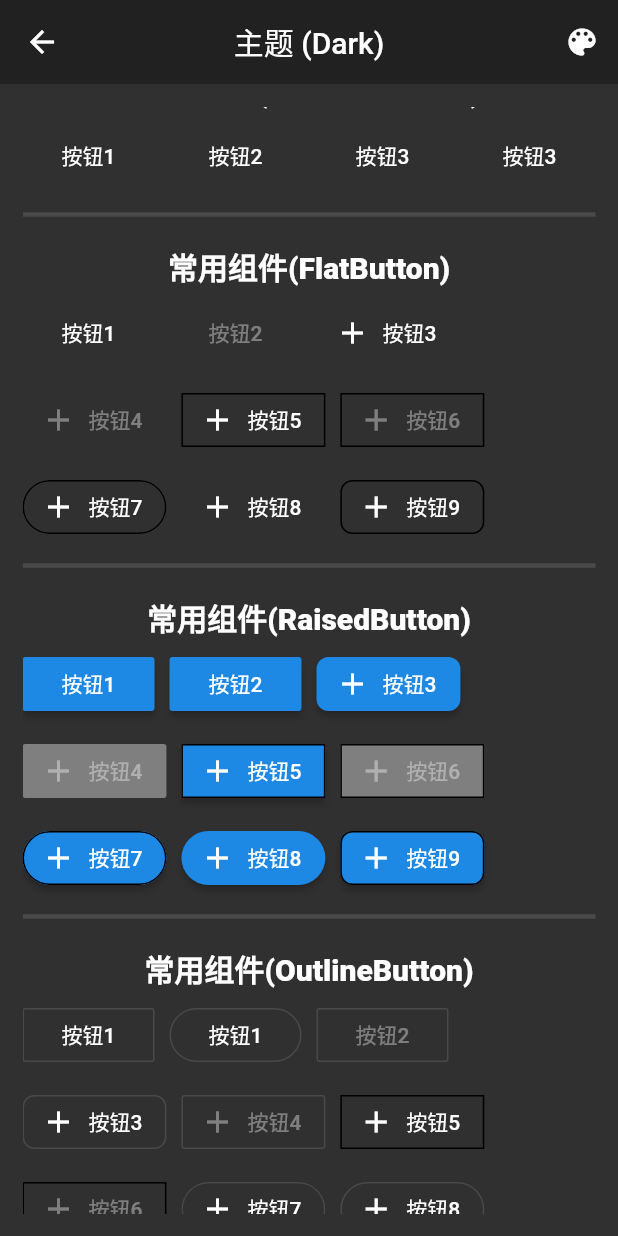
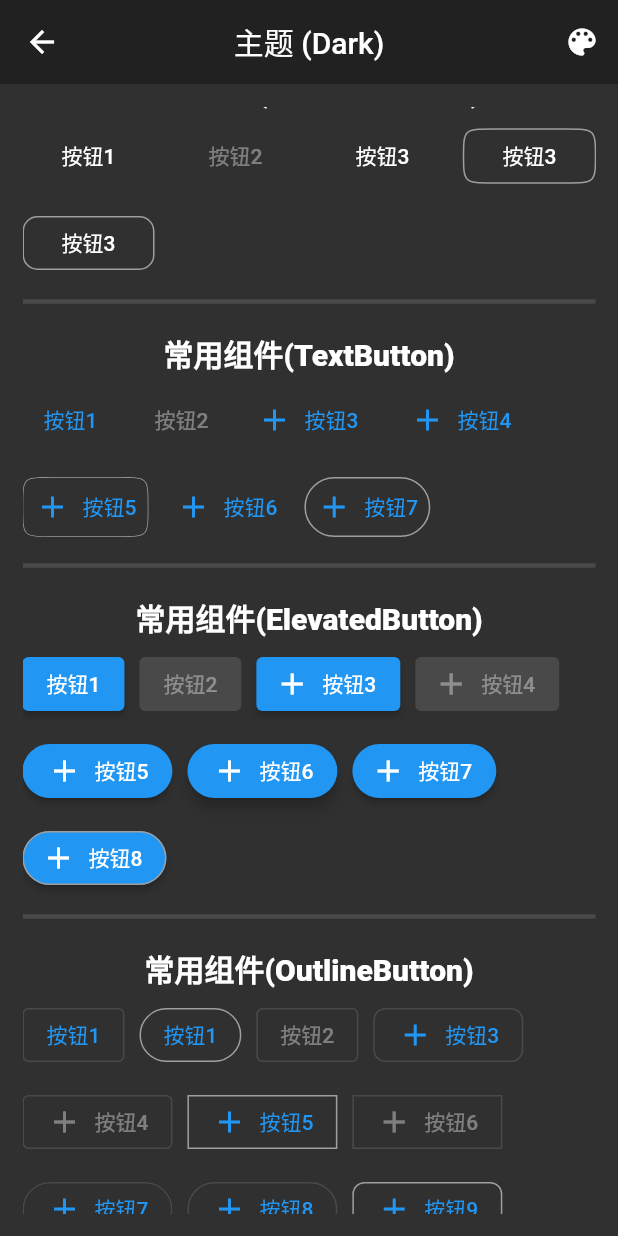
Before and after one commit to CanYouCN/canyou_flutter_demo, a Flutter app: the ThemeDemoDarkPage screen opened directly, scrolled down 3456 dp, on a phone screen of 412 x 824 dp. Run offline on Flutter 3.47's test engine with Material 2 defaults, Android fonts, the phone set to English and light mode, and no system bars.

Commit message:
flutter默认按钮样式调整(替换过期按钮组件)

```diff
--- a/lib/theme_demo/theme_widgets_body.dart
+++ b/lib/theme_demo/theme_widgets_body.dart
@@ -7,6 +7,20 @@ class WidgetsBody extends StatefulWidget {
 
 class _WidgetsBodyState extends State<WidgetsBody> {
   List<bool> isSelected = <bool>[false, false, false];
+
+  final ButtonStyle flatButtonStyle = TextButton.styleFrom(
+    minimumSize: const Size(88, 36),
+    padding: const EdgeInsets.symmetric(horizontal: 16.0),
+    // BeveledRectangleBorder 顶端斜角
+    // BoxBorder
+    // CircleBorder 圆形
+    // InputBorder
+    // RoundedRectangleBorder 顶端圆角
+    // StadiumBorder 体育场型
+    shape: const RoundedRectangleBorder(
+      borderRadius: BorderRadius.all(Radius.circular(10.0)),
+    ),
+  );
 
   @override
   Widget build(BuildContext context) {
@@ -122,18 +136,26 @@ class _WidgetsBodyState extends State<WidgetsBody> {
             runSpacing: 10.0,
             children: <Widget>[
               MaterialButton(child: const Text('按钮1'), onPressed: () {}),
-              MaterialButton(child: const Text('按钮2'), onPressed: () {}),
+              const MaterialButton(child: Text('按钮2'), onPressed: null),
               MaterialButton(
                 shape: const StadiumBorder(),
                 child: const Text('按钮3'),
                 onPressed: () {},
               ),
               MaterialButton(
+                shape: ContinuousRectangleBorder(
+                  side: const BorderSide(color: Colors.grey),
+                  borderRadius: BorderRadius.circular(20),
+                ),
+                child: const Text('按钮3'),
+                onPressed: () {},
+              ),
+              MaterialButton(
                 shape: const RoundedRectangleBorder(
                   borderRadius: BorderRadius.all(
-                    Radius.circular(0.0),
+                    Radius.circular(10),
                   ),
-                  // side: BorderSide(),
+                  side: BorderSide(color: Colors.grey),
                 ),
                 child: const Text('按钮3'),
                 onPressed: () {},
@@ -145,7 +167,7 @@ class _WidgetsBodyState extends State<WidgetsBody> {
             height: 40.0,
             alignment: Alignment.center,
             child: const Text(
-              '常用组件(FlatButton)',
+              '常用组件(TextButton)',
               style: TextStyle(
                 fontSize: 20.0,
                 fontWeight: FontWeight.w800,
@@ -156,58 +178,79 @@ class _WidgetsBodyState extends State<WidgetsBody> {
             spacing: 10.0,
             runSpacing: 10.0,
             children: <Widget>[
-              FlatButton(child: const Text('按钮1'), onPressed: () {}),
-              const FlatButton(child: Text('按钮2'), onPressed: null),
-              FlatButton.icon(
+              TextButton(child: const Text('按钮1'), onPressed: () {}),
+              const TextButton(child: Text('按钮2'), onPressed: null),
+              TextButton.icon(
                 icon: const Icon(Icons.add),
                 label: const Text('按钮3'),
+                style: TextButton.styleFrom(shape: const StadiumBorder()),
                 onPressed: () {},
               ),
-              FlatButton.icon(
+              TextButton.icon(
                 icon: const Icon(Icons.add),
                 label: const Text('按钮4'),
-                onPressed: null,
+                style: flatButtonStyle,
+                onPressed: () {},
               ),
-              FlatButton.icon(
+              TextButton.icon(
                 icon: const Icon(Icons.add),
                 label: const Text('按钮5'),
-                shape: Border.all(width: 1.0),
-                onPressed: () {},
+                style: TextButton.styleFrom(
+                  shape: ContinuousRectangleBorder(
+                    side: const BorderSide(color: Colors.grey),
+                    borderRadius: BorderRadius.circular(20),
                   ),
-              FlatButton.icon(
-                icon: const Icon(Icons.add),
-                label: const Text('按钮6'),
-                shape: Border.all(width: 1.0),
-                onPressed: null,
                 ),
-              FlatButton.icon(
-                icon: const Icon(Icons.add),
-                label: const Text('按钮7'),
-                shape: const StadiumBorder(side: BorderSide()),
                 // 抗锯齿
                 clipBehavior: Clip.antiAlias,
                 onPressed: () {},
               ),
-              FlatButton.icon(
+              TextButton.icon(
                 icon: const Icon(Icons.add),
-                label: const Text('按钮8'),
-                shape: const StadiumBorder(),
-                // BeveledRectangleBorder 顶端斜角
-                // BoxBorder
-                // CircleBorder 圆形
-                // InputBorder
-                // RoundedRectangleBorder 顶端圆角
-                // StadiumBorder 体育场型
+                label: const Text('按钮6'),
+                style: TextButton.styleFrom(
+                  shape: const RoundedRectangleBorder(
+                    borderRadius: BorderRadius.all(
+                      Radius.circular(10),
+                    ),
+                  ),
+                ),
+                // 抗锯齿
+                clipBehavior: Clip.hardEdge,
                 onPressed: () {},
               ),
-              FlatButton.icon(
+              TextButton.icon(
                 icon: const Icon(Icons.add),
-                label: const Text('按钮9'),
-                shape: const RoundedRectangleBorder(
+                label: const Text('按钮7'),
+                style: TextButton.styleFrom().copyWith(
+                  // 根据状态改变按钮形状, 同理:其他属性也可以进行更改
+                  shape: MaterialStateProperty.resolveWith<OutlinedBorder>(
+                      (Set<MaterialState> states) {
+                    if (states.contains(MaterialState.focused))
+                      return const RoundedRectangleBorder(
                         borderRadius: BorderRadius.all(
-                    Radius.circular(8.0),
+                          Radius.circular(10),
                         ),
-                  side: BorderSide(),
+                        side: BorderSide(color: Colors.red),
+                      );
+                    if (states.contains(MaterialState.hovered))
+                      return const RoundedRectangleBorder(
+                        borderRadius: BorderRadius.all(
+                          Radius.circular(10),
+                        ),
+                        side: BorderSide(color: Colors.green),
+                      );
+                    if (states.contains(MaterialState.pressed))
+                      return const RoundedRectangleBorder(
+                        borderRadius: BorderRadius.all(
+                          Radius.circular(10),
+                        ),
+                        side: BorderSide(color: Colors.blue),
+                      );
+                    return const StadiumBorder(
+                      side: BorderSide(color: Colors.grey),
+                    );
+                  }),
                 ),
                 onPressed: () {},
               ),
@@ -218,7 +261,7 @@ class _WidgetsBodyState extends State<WidgetsBody> {
             height: 40.0,
             alignment: Alignment.center,
             child: const Text(
-              '常用组件(RaisedButton)',
+              '常用组件(ElevatedButton)',
               style: TextStyle(
                 fontSize: 20.0,
                 fontWeight: FontWeight.w800,
@@ -229,64 +272,80 @@ class _WidgetsBodyState extends State<WidgetsBody> {
             spacing: 10.0,
             runSpacing: 10.0,
             children: <Widget>[
-              RaisedButton(child: const Text('按钮1'), onPressed: () {}),
-              RaisedButton(child: const Text('按钮2'), onPressed: () {}),
-              RaisedButton.icon(
+              ElevatedButton(child: const Text('按钮1'), onPressed: () {}),
+              const ElevatedButton(child: Text('按钮2'), onPressed: null),
+              ElevatedButton.icon(
                 icon: const Icon(Icons.add),
                 label: const Text('按钮3'),
-                shape: const RoundedRectangleBorder(
-                  borderRadius: BorderRadius.all(
-                    Radius.circular(8.0),
-                  ),
-                ),
+                style: ElevatedButton.styleFrom(onSurface: Colors.red),
                 onPressed: () {},
               ),
-              RaisedButton.icon(
+              ElevatedButton.icon(
                 icon: const Icon(Icons.add),
                 label: const Text('按钮4'),
                 onPressed: null,
               ),
-              RaisedButton.icon(
+              ElevatedButton.icon(
                 icon: const Icon(Icons.add),
                 label: const Text('按钮5'),
-                shape: Border.all(width: 1.0),
+                style: ElevatedButton.styleFrom(
+                  minimumSize: const Size(88, 36),
+                  padding: const EdgeInsets.symmetric(horizontal: 16.0),
+                  shape: const StadiumBorder(),
+                ),
                 onPressed: () {},
               ),
-              RaisedButton.icon(
+              ElevatedButton.icon(
                 icon: const Icon(Icons.add),
                 label: const Text('按钮6'),
-                shape: Border.all(width: 1.0),
-                onPressed: null,
+                style: ElevatedButton.styleFrom(
+                  minimumSize: const Size(88, 36),
+                  padding: const EdgeInsets.symmetric(horizontal: 16.0),
+                  shape: const StadiumBorder(),
                 ),
-              RaisedButton.icon(
+                autofocus: true,
+                onPressed: () {},
+              ),
+              ElevatedButton.icon(
                 icon: const Icon(Icons.add),
                 label: const Text('按钮7'),
-                shape: const StadiumBorder(side: BorderSide()),
-                // 抗锯齿
-                clipBehavior: Clip.antiAlias,
+                style: ElevatedButton.styleFrom(shape: const StadiumBorder()),
                 onPressed: () {},
               ),
-              RaisedButton.icon(
+              ElevatedButton.icon(
                 icon: const Icon(Icons.add),
                 label: const Text('按钮8'),
-                shape: const StadiumBorder(),
-                // BeveledRectangleBorder 顶端斜角
-                // BoxBorder
-                // CircleBorder 圆形
-                // InputBorder
-                // RoundedRectangleBorder 顶端圆角
-                // StadiumBorder 体育场型
-                onPressed: () {},
+                style: ElevatedButton.styleFrom().copyWith(
+                  // 根据状态改变按钮形状, 同理:其他属性也可以进行更改
+                  shape: MaterialStateProperty.resolveWith<OutlinedBorder>(
+                      (Set<MaterialState> states) {
+                    if (states.contains(MaterialState.focused))
+                      return const RoundedRectangleBorder(
+                        borderRadius: BorderRadius.all(
+                          Radius.circular(5),
                         ),
-              RaisedButton.icon(
-                icon: const Icon(Icons.add),
-                label: const Text('按钮9'),
-                shape: const RoundedRectangleBorder(
+                        side: BorderSide(color: Colors.red),
+                      );
+                    if (states.contains(MaterialState.hovered))
+                      return const RoundedRectangleBorder(
                         borderRadius: BorderRadius.all(
-                    Radius.circular(8.0),
+                          Radius.circular(5),
                         ),
-                  side: BorderSide(),
+                        side: BorderSide(color: Colors.green),
+                      );
+                    if (states.contains(MaterialState.pressed))
+                      return const RoundedRectangleBorder(
+                        borderRadius: BorderRadius.all(
+                          Radius.circular(5),
                         ),
+                        side: BorderSide(color: Colors.blue),
+                      );
+                    return const StadiumBorder(
+                      side: BorderSide(color: Colors.grey),
+                    );
+                  }),
+                ),
+                autofocus: true,
                 onPressed: () {},
               ),
             ],
@@ -307,52 +366,93 @@ class _WidgetsBodyState extends State<WidgetsBody> {
             spacing: 10.0,
             runSpacing: 10.0,
             children: <Widget>[
-              OutlineButton(child: const Text('按钮1'), onPressed: () {}),
-              OutlineButton(
+              OutlinedButton(child: const Text('按钮1'), onPressed: () {}),
+              OutlinedButton(
+                style: OutlinedButton.styleFrom(
                   shape: const StadiumBorder(),
+                ).copyWith(
+                  side: MaterialStateProperty.resolveWith<BorderSide>(
+                    (Set<MaterialState> states) {
+                      if (states.contains(MaterialState.pressed))
+                        return BorderSide(
+                          color: Theme.of(context).colorScheme.primary,
+                          width: 1,
+                        );
+                      return const BorderSide(color: Colors.grey);
+                    },
+                  ),
+                ),
                 child: const Text('按钮1'),
                 onPressed: () {},
               ),
-              const OutlineButton(child: Text('按钮2'), onPressed: null),
-              OutlineButton.icon(
+              const OutlinedButton(child: Text('按钮2'), onPressed: null),
+              OutlinedButton.icon(
                 icon: const Icon(Icons.add),
                 label: const Text('按钮3'),
+                style: OutlinedButton.styleFrom(
                   shape: const RoundedRectangleBorder(
                     borderRadius: BorderRadius.all(
                       Radius.circular(8.0),
                     ),
                   ),
+                ),
                 onPressed: () {},
               ),
-              OutlineButton.icon(
+              OutlinedButton.icon(
                 icon: const Icon(Icons.add),
                 label: const Text('按钮4'),
                 onPressed: null,
               ),
-              OutlineButton.icon(
+              OutlinedButton.icon(
                 icon: const Icon(Icons.add),
                 label: const Text('按钮5'),
-                shape: Border.all(width: 1.0),
+                style: OutlinedButton.styleFrom(
+                  shape: const RoundedRectangleBorder(
+                    side: BorderSide(width: 1.0),
+                  ),
+                ).copyWith(
+                  side: MaterialStateProperty.resolveWith<BorderSide>(
+                    (Set<MaterialState> states) {
+                      if (states.contains(MaterialState.pressed))
+                        return BorderSide(
+                          color: Theme.of(context).colorScheme.primary,
+                        );
+                      return const BorderSide(color: Colors.grey);
+                    },
+                  ),
+                ),
                 onPressed: () {},
               ),
-              OutlineButton.icon(
+              OutlinedButton.icon(
                 icon: const Icon(Icons.add),
                 label: const Text('按钮6'),
-                shape: Border.all(width: 1.0),
+                style: OutlinedButton.styleFrom(
+                  shape: const RoundedRectangleBorder(
+                    side: BorderSide(width: 1.0),
+                  ),
+                ),
                 onPressed: null,
               ),
-              OutlineButton.icon(
+              OutlinedButton.icon(
                 icon: const Icon(Icons.add),
                 label: const Text('按钮7'),
-                shape: const StadiumBorder(side: BorderSide()),
+                style: OutlinedButton.styleFrom(
+                  shape: const StadiumBorder(
+                    side: BorderSide(),
+                  ),
+                ),
                 // 抗锯齿
                 clipBehavior: Clip.antiAlias,
                 onPressed: () {},
               ),
-              OutlineButton.icon(
+              OutlinedButton.icon(
                 icon: const Icon(Icons.add),
                 label: const Text('按钮8'),
-                shape: const StadiumBorder(),
+                style: OutlinedButton.styleFrom(
+                  shape: const StadiumBorder(
+                    side: BorderSide(),
+                  ),
+                ),
                 // BeveledRectangleBorder 顶端斜角
                 // BoxBorder
                 // CircleBorder 圆形
@@ -361,14 +461,27 @@ class _WidgetsBodyState extends State<WidgetsBody> {
                 // StadiumBorder 体育场型
                 onPressed: () {},
               ),
-              OutlineButton.icon(
+              OutlinedButton.icon(
                 icon: const Icon(Icons.add),
                 label: const Text('按钮9'),
+                style: OutlinedButton.styleFrom(
                   shape: const RoundedRectangleBorder(
                     borderRadius: BorderRadius.all(
                       Radius.circular(8.0),
                     ),
                     side: BorderSide(),
+                  ),
+                ).copyWith(
+                  side: MaterialStateProperty.resolveWith<BorderSide>(
+                    (Set<MaterialState> states) {
+                      if (states.contains(MaterialState.pressed))
+                        return BorderSide(
+                          color: Theme.of(context).colorScheme.primary,
+                          width: 1,
+                        );
+                      return const BorderSide(color: Colors.grey);
+                    },
+                  ),
                 ),
                 onPressed: () {},
               ),
@@ -405,7 +518,7 @@ class _WidgetsBodyState extends State<WidgetsBody> {
               ),
               IconButton(
                 icon: const Icon(Icons.volume_up),
-                // padding: EdgeInsets.all(20.0),
+                // padding: const EdgeInsets.all(20.0),
                 onPressed: () {},
               ),
               FloatingActionButton(
@@ -460,6 +573,18 @@ class _WidgetsBodyState extends State<WidgetsBody> {
                   Icons.switch_camera,
                 ),
                 shape: const CircleBorder(side: BorderSide()),
+              ),
+              RawMaterialButton(
+                onPressed: () {},
+                child: const Icon(
+                  Icons.switch_camera,
+                ),
+                shape: const CircleBorder(),
+                elevation: 3.0,
+                fillColor: Theme.of(context).canvasColor,
+                padding: const EdgeInsets.all(12.0),
+                // 抗锯齿
+                clipBehavior: Clip.antiAlias,
               ),
               RawMaterialButton(
                 onPressed: () {},
```
Also changed, not shown: 1 other file. Lines whose indentation alone changed are shown as unchanged.
